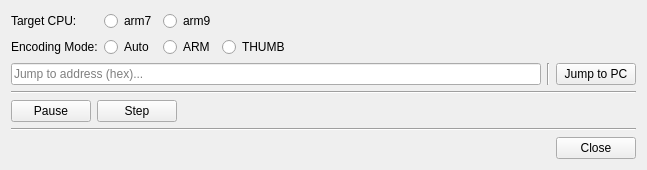
The window that frontends/redPandaDS/disassemblyViewer/disassemblyViewer.ui (StefanScods/red-panda-ds) describes before a commit, drawn with Qt 5.
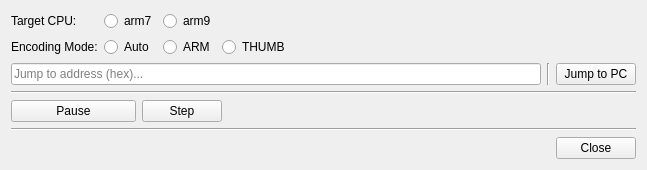
The same window after the commit.

What changed in the file:
```diff
--- a/frontends/redPandaDS/disassemblyViewer/disassemblyViewer.ui
+++ b/frontends/redPandaDS/disassemblyViewer/disassemblyViewer.ui
@@ -159,6 +159,12 @@
     <layout class="QHBoxLayout" name="horizontalLayout_3">
      <item>
       <widget class="QPushButton" name="toggleExecution">
+       <property name="minimumSize">
+        <size>
+         <width>125</width>
+         <height>0</height>
+        </size>
+       </property>
        <property name="text">
         <string>Pause</string>
        </property>
```
